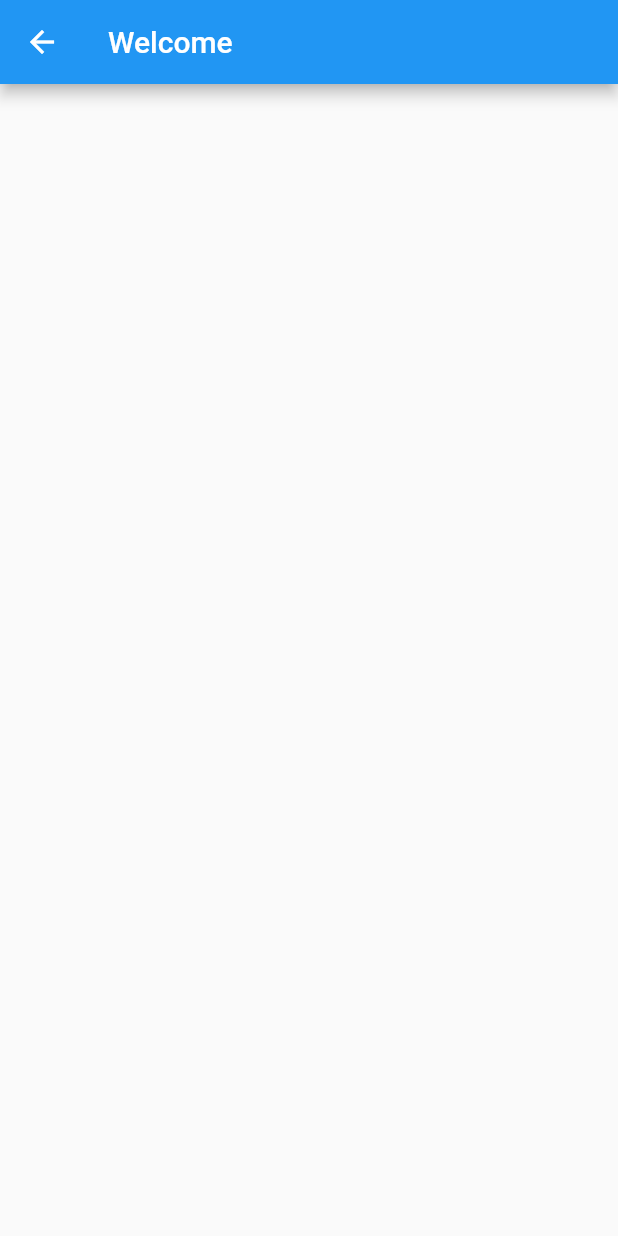
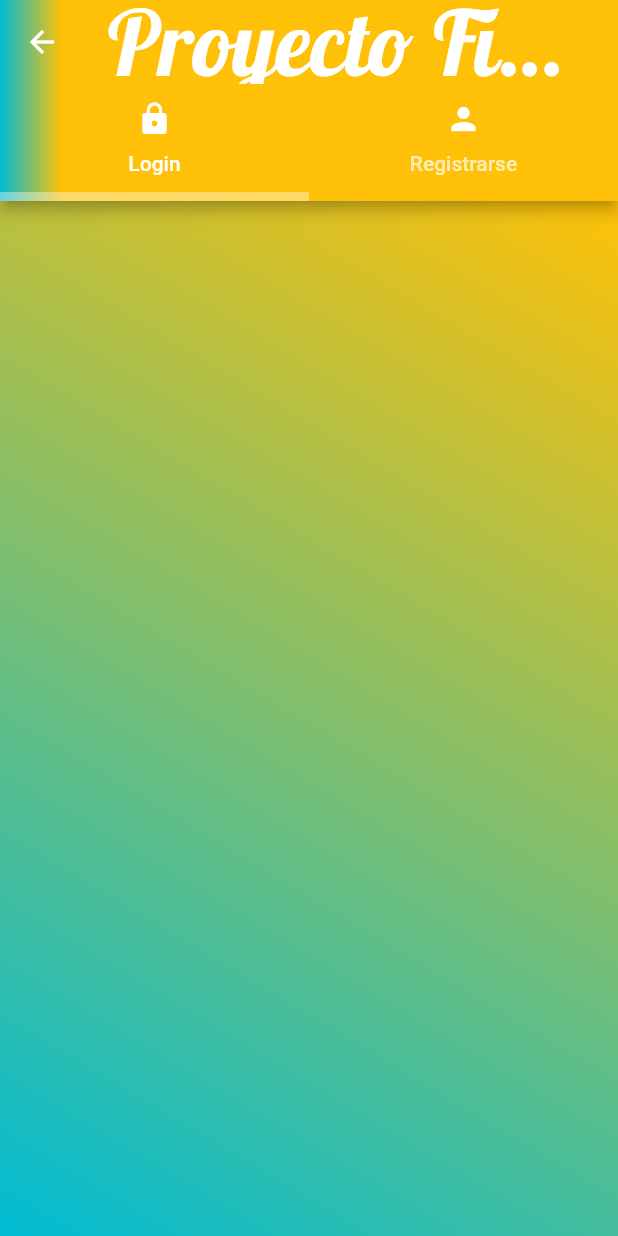
Before and after one commit to gjackelineeb/login, a Flutter app: the AuthScreen screen opened directly, on a phone screen of 412 x 824 dp. Run offline on Flutter 3.47's test engine with Material 2 defaults, Android fonts, the phone set to English and light mode, and no system bars.

Commit message:
commit 3.0.0

```diff
--- a/lib/authentication/auth_screen.dart
+++ b/lib/authentication/auth_screen.dart
@@ -1,5 +1,6 @@
 import 'package:flutter/material.dart';
-
+import 'package:login/authentication/login.dart';
+import 'package:login/authentication/registro.dart';
 
 class AuthScreen extends StatefulWidget {
   const AuthScreen({Key? key}) : super(key: key);
@@ -11,11 +12,70 @@ class AuthScreen extends StatefulWidget {
 class _AuthScreenState extends State<AuthScreen> {
   @override
   Widget build(BuildContext context) {
-    return Scaffold(
-      appBar: AppBar(
-        title: const Text("Welcome"),
+    return DefaultTabController(
+      length: 2,
+      child: Scaffold(
+        appBar: AppBar(
+          flexibleSpace: Container(
+              decoration: BoxDecoration(
+                gradient: LinearGradient(
+                colors: [
+                  Colors.cyan,
+                  Colors.amber,
+                ],
+               begin: const FractionalOffset(0.0, 0.0),
+               end: const FractionalOffset(1.0, 0.0),
+               stops: [0.0, 0.1],
+               tileMode: TileMode.clamp,
+                ),
+              ),
+          ),
+                  title: const Text(
+          "Proyecto Final",
+          style: TextStyle(
+            fontSize: 60,
+            color: Colors.white,
+            fontFamily: "Lobster",
+               ),
+              ),
 
+          centerTitle: true,
+          bottom: const TabBar(
+            tabs: [
+              Tab(
+                icon: Icon(Icons.lock,color: Colors.white,),
+                text: "Login",
+                 ),
+                Tab(
+                icon: Icon(Icons.person,color: Colors.white,),
+                text: "Registrarse",
+                   ),
+                 ],
+                 indicatorColor: Colors.white38,
+                 indicatorWeight: 6,
+              ),
+           ),
+        body: Container(
+          decoration: BoxDecoration(
+            gradient: LinearGradient(
+              begin: Alignment.topRight,
+              end: Alignment.bottomLeft,
+              colors: [
+                Colors.amber,
+                Colors.cyan,
+              ],
+            ),
+          ),
+          child: TabBarView(
+            children:[
+              LoginScreen(),
+              RegistroScreen(),
+            ]
+          )
+        ),
       ),
     );
+
+
   }
 }
--- /dev/null
+++ b/lib/authentication/login.dart
@@ -0,0 +1,15 @@
+import 'package:flutter/material.dart';
+
+class LoginScreen extends StatefulWidget {
+  const LoginScreen({Key? key}) : super(key: key);
+
+  @override
+  _LoginScreenState createState() => _LoginScreenState();
+}
+
+class _LoginScreenState extends State<LoginScreen> {
+  @override
+  Widget build(BuildContext context) {
+    return Container();
+  }
+}
--- /dev/null
+++ b/lib/authentication/registro.dart
@@ -0,0 +1,15 @@
+import 'package:flutter/material.dart';
+
+class RegistroScreen extends StatefulWidget {
+  const RegistroScreen({Key? key}) : super(key: key);
+
+  @override
+  State<RegistroScreen> createState() => _RegistroScreenState();
+}
+
+class _RegistroScreenState extends State<RegistroScreen> {
+  @override
+  Widget build(BuildContext context) {
+    return Container();
+  }
+}
--- a/lib/main.dart
+++ b/lib/main.dart
@@ -15,7 +15,7 @@ class MyApp extends StatelessWidget {
   Widget build(BuildContext context) {
 
     return MaterialApp(
-      title: 'Restaurant App ',
+      title: 'Restaurant App',
       theme: ThemeData(
 
         primarySwatch: Colors.blue,
--- a/lib/splashScreen/splash_screen.dart
+++ b/lib/splashScreen/splash_screen.dart
@@ -36,12 +36,12 @@ class _MySplashScreenState extends State<MySplashScreen>
             child: Column(
               mainAxisAlignment: MainAxisAlignment.center,
               children: [
-                Image.asset("images/splash.jpg"),
+                Image.asset("images/logo.jpg"),
                 SizedBox(height: 10,),
                 Padding(
-                  padding: const EdgeInsets.all(18.0),
+                  padding: const EdgeInsets.all(10.0),
                   child: Text(
-                    "Sell food",
+                    "Gestion de Restaurante",
                     textAlign: TextAlign.center,
                     style: TextStyle(
                       color: Colors.black54,
```
Also changed, not shown: images/logo.jpg (added).
